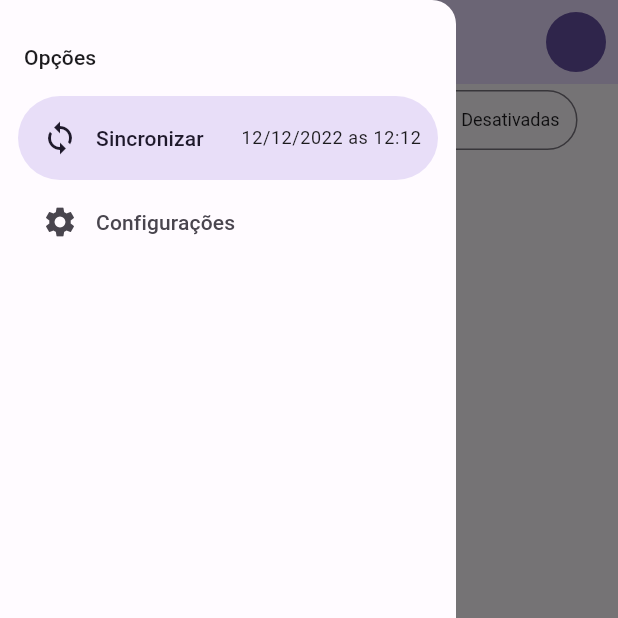
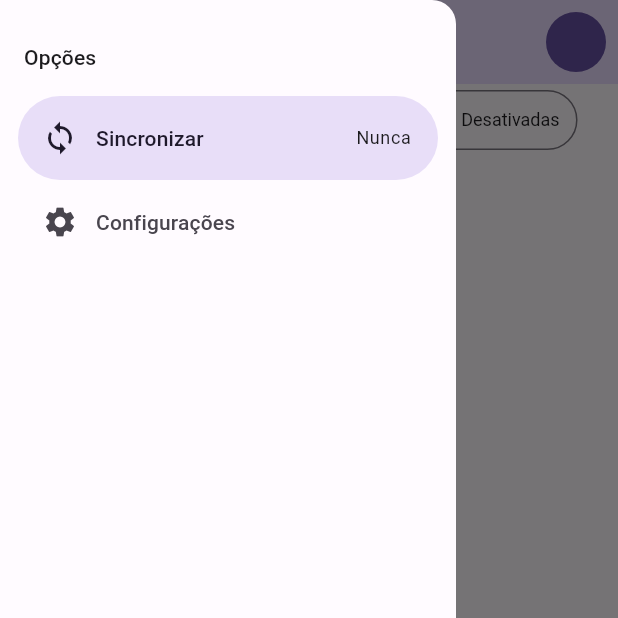
Before and after one commit to hayashirafael/flutter_listinha_app, a Flutter app: the screen it shows after launch, with the side drawer open, on a phone screen of 412 x 824 dp, the top half of it. Run offline on Flutter 3.47's test engine with Material 2 defaults, Android fonts, the phone set to English and light mode, and no system bars; our stand-ins replace flutter_modular, realm; generated files the repository leaves out were written again.

Commit message:
persistencia dados...

```diff
--- a/lib/src/app_module.dart
+++ b/lib/src/app_module.dart
@@ -1,12 +1,17 @@
 import 'package:flutter_modular/flutter_modular.dart';
 import 'package:listinha/src/configuration/configuration_page.dart';
+import 'package:listinha/src/configuration/services/configuration_services.dart';
 import 'package:listinha/src/home/home_module.dart';
+import 'package:listinha/src/shared/services/realm/realm_config.dart';
 import 'package:listinha/src/shared/stores/app_store.dart';
+import 'package:realm/realm.dart';
 
 class AppModule extends Module {
   @override
   // TODO: implement binds
   List<Bind> get binds => [
+        Bind.instance(Realm(config)),
+        Bind.factory<ConfigurationServices>((i) => ConfigurationServiceImpl.new),
         Bind.singleton((i) => AppStore()),
       ];
   // Singleton, criando apenas 1 instancia
--- a/lib/src/home/widgets/custom_drawer.dart
+++ b/lib/src/home/widgets/custom_drawer.dart
@@ -1,10 +1,26 @@
 import 'package:flutter/material.dart';
+import 'package:flutter_modular/flutter_modular.dart';
+import 'package:intl/intl.dart';
+import 'package:listinha/src/shared/stores/app_store.dart';
 
 class CustomDrawer extends StatelessWidget {
   const CustomDrawer({Key? key}) : super(key: key);
 
   @override
   Widget build(BuildContext context) {
+    final appStore = context.watch<AppStore>(
+      (store) => store.syncDate,
+    );
+
+    final syncDate = appStore.syncDate.value;
+
+    var syncDateText = 'Nunca';
+
+    if (syncDate != null) {
+      final format = DateFormat('dd/MM/yyyy às hh:mm');
+      syncDateText = format.format(syncDate);
+    }
+
     return NavigationDrawer(
       onDestinationSelected: (index) {
         if (index == 1) {
@@ -22,15 +38,18 @@ class CustomDrawer extends StatelessWidget {
         ),
         NavigationDrawerDestination(
           icon: const Icon(Icons.sync),
-          label: Row(
+          label: SizedBox(
+            width: 210,
+            child: Row(
               children: [
                 const Text('Sincronizar'),
-              const SizedBox(width: 25),
+                const Spacer(),
                 Text(
-                '12/12/2022 as 12:12',
+                  syncDateText,
                   style: Theme.of(context).textTheme.bodySmall,
                 ),
               ],
+            ),
           ),
         ),
         const NavigationDrawerDestination(
--- /dev/null
+++ b/lib/src/shared/services/realm/realm_config.dart
@@ -0,0 +1,13 @@
+import 'package:realm/realm.dart';
+
+import 'models/configuration_model.dart';
+
+LocalConfiguration config = Configuration.local(
+  [
+    ConfigurationModel.schema,
+  ],
+  initialDataCallback: (realm) {
+    realm.add(ConfigurationModel('system'));
+  },
+  path: './realm/realm.db', //nao obrigatorio
+);
--- a/pubspec.yaml
+++ b/pubspec.yaml
@@ -39,6 +39,7 @@ dependencies:
   result_dart: ^1.0.5
   flutter_modular: ^5.0.3
   realm: ^1.0.0
+  intl: ^0.18.0
 
 dev_dependencies:
   flutter_test:
```
Also changed, not shown: lib/src/configuration/services/configuration_services.dart (added, +34 -0 lines), lib/src/shared/services/realm/models/configuration_model.dart (added, +11 -0 lines), lib/src/shared/stores/app_store.dart (+21 -5 lines), lib/src/shared/services/realm/models/configuration_model.g.dart (added), pubspec.lock. Lines whose indentation alone changed are shown as unchanged.
